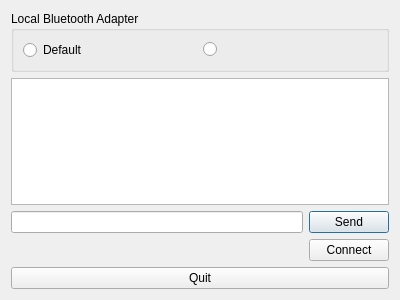
First picture: the form in examples/bluetooth/btchat/chat.ui, repository qt/qtconnectivity, before the edit.
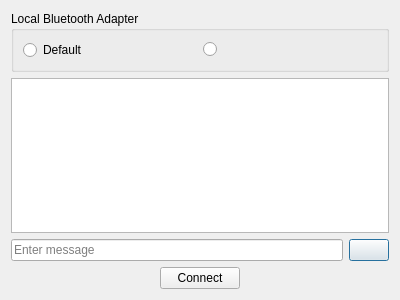
Second picture: the form after the edit.

Commit message: Bluetooth Chat example: update UI

```diff
--- a/examples/bluetooth/btchat/chat.ui
+++ b/examples/bluetooth/btchat/chat.ui
@@ -50,12 +50,16 @@
    <item>
     <layout class="QHBoxLayout" name="horizontalLayout">
      <item>
-      <widget class="QLineEdit" name="sendText"/>
+      <widget class="QLineEdit" name="sendText">
+       <property name="placeholderText">
+        <string>Enter message</string>
+       </property>
+      </widget>
      </item>
      <item>
       <widget class="QPushButton" name="sendButton">
        <property name="text">
-        <string>Send</string>
+        <string/>
        </property>
        <property name="default">
         <bool>true</bool>
@@ -89,15 +93,21 @@
        </property>
       </widget>
      </item>
+     <item>
+      <spacer name="horizontalSpacer_2">
+       <property name="orientation">
+        <enum>Qt::Horizontal</enum>
+       </property>
+       <property name="sizeHint" stdset="0">
+        <size>
+         <width>40</width>
+         <height>20</height>
+        </size>
+       </property>
+      </spacer>
+     </item>
     </layout>
    </item>
-   <item>
-    <widget class="QPushButton" name="quitButton">
-     <property name="text">
-      <string>Quit</string>
-     </property>
-    </widget>
-   </item>
   </layout>
  </widget>
  <resources/>
```
The commit also changes 26 other files.
